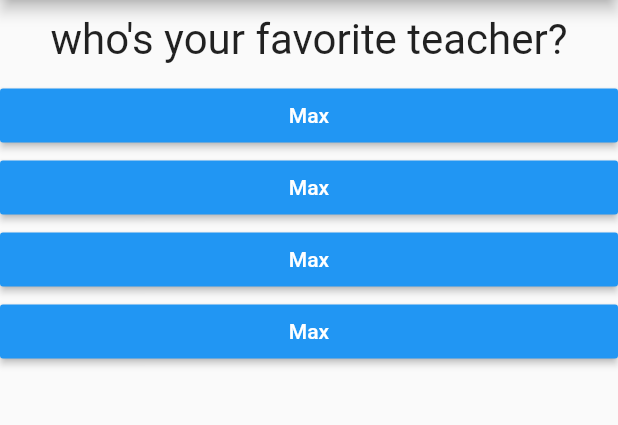
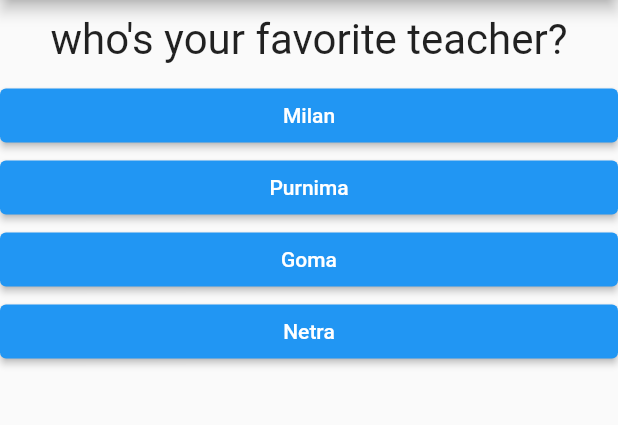
Before and after one commit to humanware/quiz_app, a Flutter app: the screen it shows after launch, after a tap on "Black", after a tap on "Snake", on a phone screen of 412 x 824 dp, the part 84-509 px from its top. Run offline on Flutter 3.47's test engine with Material 2 defaults, Android fonts, the phone set to English and light mode, and no system bars.

Commit message:
Section 2, Lesson 58 Finished

```diff
--- a/lib/answer.dart
+++ b/lib/answer.dart
@@ -1,6 +1,3 @@
-import 'package:flutter/src/foundation/key.dart';
-import 'package:flutter/src/widgets/framework.dart';
-
 import 'package:flutter/material.dart';
 
 class Answer extends StatelessWidget {
@@ -13,9 +10,11 @@ class Answer extends StatelessWidget {
   Widget build(BuildContext context) {
     return Container(
       width: double.infinity,
-      child: RaisedButton(
-        color: Colors.blue,
-        textColor: Colors.white,
+      child: ElevatedButton(
+        style: ElevatedButton.styleFrom(
+          primary: Colors.blue,
+          onPrimary: Colors.white,
+        ),
         child: Text(answerText),
         onPressed: selectHandler,
       ),
--- a/lib/main.dart
+++ b/lib/main.dart
@@ -20,21 +20,45 @@ class _MyAppState extends State<MyApp> {
   final _questions = const [
     {
       'questionText': 'What\'s your favorite color?',
-      'answers': ['Black', 'Red', 'Green', 'White']
+      'answers': [
+        {'text': 'Black', 'score': 10},
+        {'text': 'Red', 'score': 5},
+        {'text': 'Green', 'score': 3},
+        {'text': 'White', 'score': 2},
+      ],
     },
     {
       'questionText': 'What\'s your favorite animal?',
-      'answers': ['Rabit', 'Snake', 'Lion', 'Elephant']
+      'answers': [
+        {'text': 'Rabit', 'score': 5},
+        {'text': 'Snake', 'score': 5},
+        {'text': 'Lion', 'score': 5},
+        {'text': 'Elephant', 'score': 5},
+      ],
     },
     {
       'questionText': 'who\'s your favorite teacher?',
-      'answers': ['Max', 'Max', 'Max', 'Max']
+      'answers': [
+        {'text': 'Milan', 'score': 3},
+        {'text': 'Purnima', 'score': 3},
+        {'text': 'Goma', 'score': 3},
+        {'text': 'Netra', 'score': 3},
+      ],
     }
   ];
 
   var _questionIndex = 0;
+  var _totalScore = 0;
 
-  void _answerQuestion() {
+  void _resetQuiz() {
+    setState(() {
+      _questionIndex = 0;
+      _totalScore = 0;
+    });
+  }
+
+  void _answerQuestion(int score) {
+    _totalScore += score;
     if (_questionIndex < _questions.length) {
       print('We have more questions');
     } else {
@@ -60,7 +84,7 @@ class _MyAppState extends State<MyApp> {
                 questionIndex: _questionIndex,
                 questions: _questions,
               )
-            : Result(),
+            : Result(_totalScore, _resetQuiz),
       ),
     );
   }
--- a/lib/quiz.dart
+++ b/lib/quiz.dart
@@ -19,10 +19,12 @@ class Quiz extends StatelessWidget {
     return Column(
       children: [
         Question(
-          questions[questionIndex]['questionText'],
+          questions[questionIndex]['questionText'] as String,
         ),
-        ...(questions[questionIndex]['answers'] as List<String>).map((answer) {
-          return Answer(answerQuestion, answer);
+        ...(questions[questionIndex]['answers'] as List<Map<String, Object>>)
+            .map((answer) {
+          return Answer(
+              () => answerQuestion(answer['score']), answer['text'] as String);
         }).toList()
       ],
     );
```
Also changed, not shown: lib/result.dart (+38 -1 lines).
